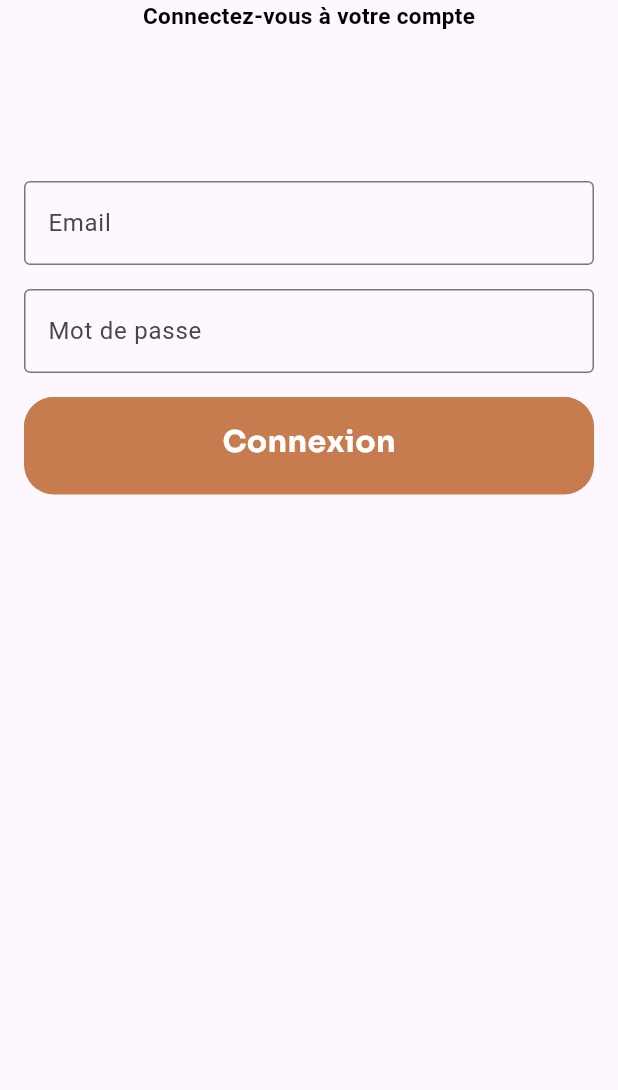
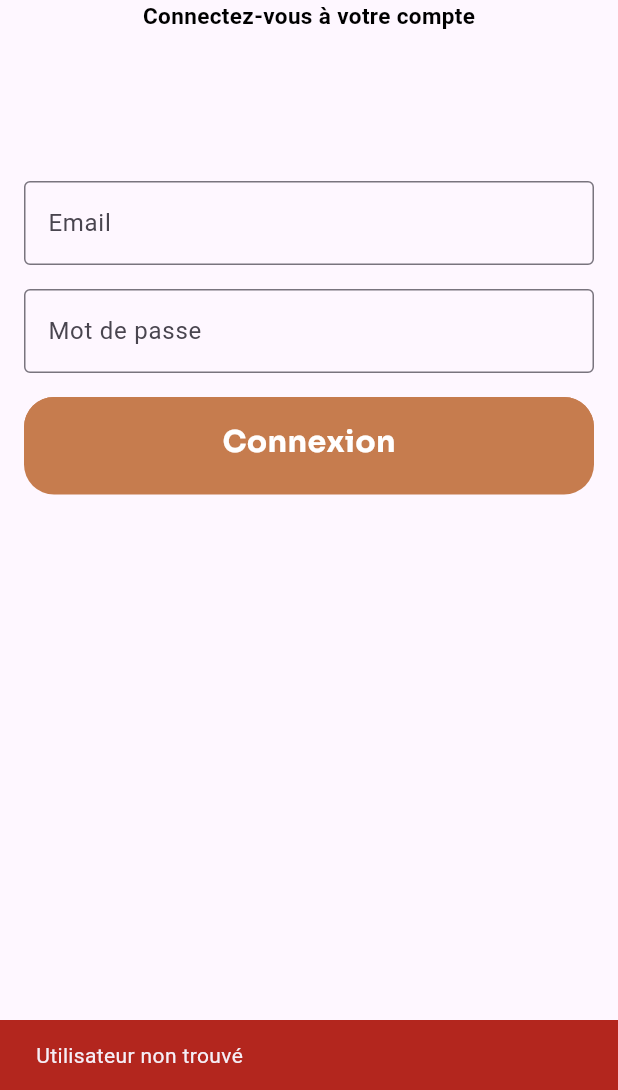
Before and after one commit to khalil-45/sae_allo_mobile, a Flutter app: the Connexion screen opened by its route, after a tap on "Connexion", on a phone screen of 412 x 824 dp, the part 146-1236 px from its top. Run offline on Flutter 3.47's test engine with Material 3 defaults, Android fonts, the phone set to English and light mode, and no system bars; drawn by our look-alikes of nice_buttons; our stand-ins replace go_router, google_fonts, supabase_flutter; accounts and stored records are empty.

Commit message:
pull depuis develop

```diff
--- a/lib/MyApp.dart
+++ b/lib/MyApp.dart
@@ -1,6 +1,5 @@
 import 'package:flutter/material.dart';
 import 'package:flutter/services.dart';
-import 'package:go_router/go_router.dart';
 import 'router.dart';
 
 class MyApp extends StatelessWidget {
--- a/lib/components/buttons.dart
+++ b/lib/components/buttons.dart
@@ -7,7 +7,7 @@ import 'package:go_router/go_router.dart';
 import '../../theme.dart' as theme;
 
 
-NiceButtons buttonConnexion(BuildContext context) {
+NiceButtons buttonConnexion(BuildContext context, {Function? function}) {
 return NiceButtons(
             startColor: theme.Theme.primaryColor,
             endColor: theme.Theme.primaryColor,
@@ -16,9 +16,13 @@ return NiceButtons(
             progress: true,
             gradientOrientation: GradientOrientation.Horizontal,
             onTap: (finish) {
-              Timer(const Duration(seconds: 4), () {
+              Timer(const Duration(seconds: 1), () {
                 finish();
-                GoRouter.of(context).go('/home');
+                if (function != null) {
+                  function();
+                } else {
+                  GoRouter.of(context).go('/connexion');
+                }
               });
             },
             child: Text(
--- a/lib/model/Utilisateurs.dart
+++ b/lib/model/Utilisateurs.dart
@@ -1,5 +1,4 @@
 
-import 'package:supabase_flutter/supabase_flutter.dart';
 
 class Utilisateur{
 
--- a/lib/style/Theme.dart
+++ /dev/null
@@ -1,5 +0,0 @@
-import 'package:flutter/material.dart';
-
-class Theme {
-  static const primaryColor = Color(0xFFC67C4E);
-}
--- a/lib/style/bouton.dart
+++ /dev/null
@@ -1,37 +0,0 @@
-import 'dart:async';
-import 'dart:developer';
-
-import 'package:flutter/material.dart';
-import 'package:go_router/go_router.dart';
-import 'package:google_fonts/google_fonts.dart';
-import 'package:nice_buttons/nice_buttons.dart';
-import 'theme.dart' as theme;
-
-
-NiceButtons buttonConnexion(Function onTapFunction) {
-  return NiceButtons(
-    startColor: theme.Theme.primaryColor,
-    endColor: theme.Theme.primaryColor,
-    borderColor: theme.Theme.primaryColor,
-    stretch: false,
-    progress: true,
-    gradientOrientation: GradientOrientation.Horizontal,
-    onTap: (finish) {
-      Timer(const Duration(seconds: 1), () {
-        finish();
-        log('Connexion En Cours...');
-        onTapFunction(); // Call the provided function
-      });
-    },
-    child: Text(
-      'Connexion',
-      style: GoogleFonts.sora(
-        textStyle: const TextStyle(
-          color: Colors.white,
-          fontSize: 20,
-          fontWeight: FontWeight.bold,
-        ),
-      ),
-    ),
-  );
-}
--- a/lib/views/connexion.dart
+++ b/lib/views/connexion.dart
@@ -2,10 +2,8 @@ import 'dart:developer';
 
 import 'package:flutter/material.dart';
 import 'package:go_router/go_router.dart';
+import 'package:sae_allo_mobile/components/buttons.dart';
 import 'package:sae_allo_mobile/model/provider/UserProvider.dart';
-import 'package:sae_allo_mobile/model/Utilisateurs.dart';
-import 'package:sae_allo_mobile/style/bouton.dart';
-import 'package:supabase_flutter/supabase_flutter.dart';
 import 'package:sae_allo_mobile/main.dart';
 
 
@@ -40,23 +38,20 @@ class _ConnexionState extends State<Connexion> {
   }
 
 
-  @override
-  Widget build(BuildContext context) {
-
-
-
-  Future<void> _getProfile() async {
+  Future<void> _getProfile(context) async {
 
     log('getProfile');
 
     try {
 
       final userExists = await UserProvider().userExists(_usernameController.text, _websiteController.text);
+      log('User exists: $userExists');
+      if (userExists.isNotEmpty) {
 
-      if (userExists) {
-        final user = await UserProvider().getUser(_usernameController.text);
-        log('User: $user');
-        context.go('/home');
+        // utiliser les shared preferences pour stocker les informations de l'utilisateur
+        // et les récupérer dans la page home
+
+        GoRouter.of(context).go('/home');
 
       } else {
         ScaffoldMessenger.of(context).showSnackBar(
@@ -76,6 +71,9 @@ class _ConnexionState extends State<Connexion> {
     }
   }
 
+
+  @override
+  Widget build(BuildContext context) {
 
 
     return Scaffold(
@@ -120,7 +118,7 @@ class _ConnexionState extends State<Connexion> {
                 ),
               ),
               const SizedBox(height: 16.0), // Add some space between the input fields and the button
-              buttonConnexion(_getProfile),
+              buttonConnexion(context, function: () => _getProfile(context)),
             ],
           ),
         ),
```
Also changed, not shown: lib/vues/connexion.dart (deleted, +0 -55 lines), lib/views/home.dart (renamed from lib/vues/home.dart).
